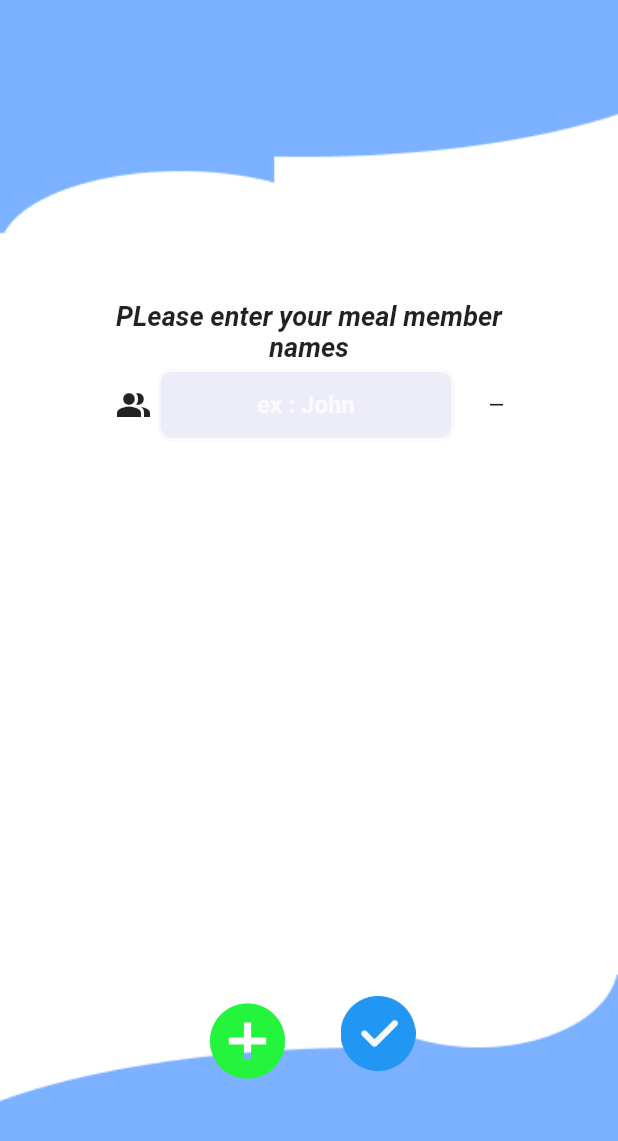
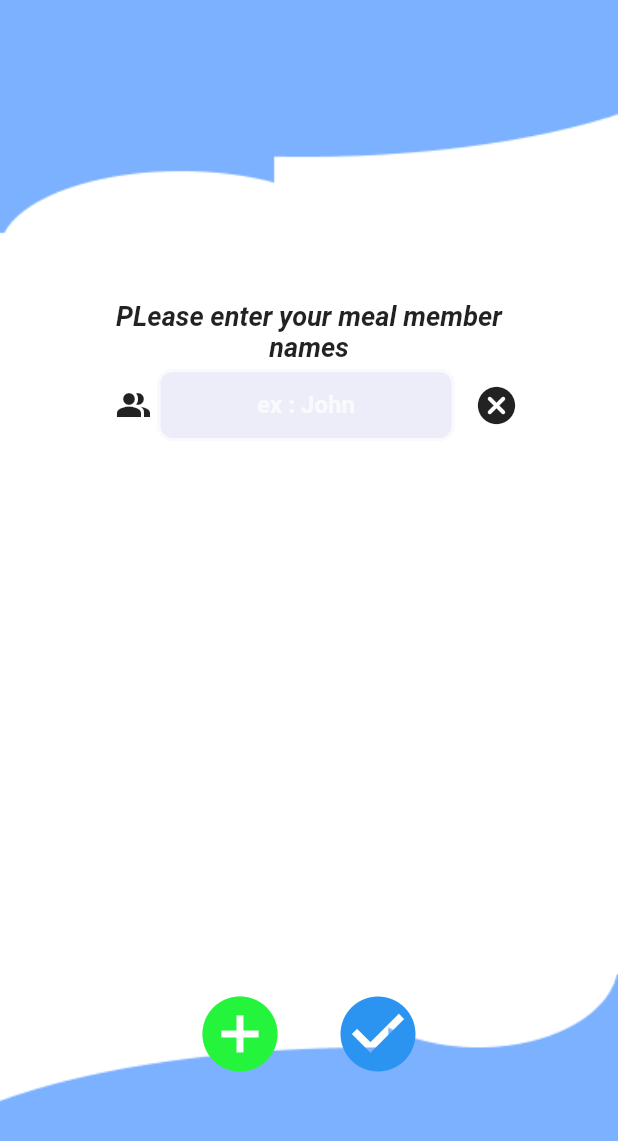
Before and after one commit to AbuShyedHemel/daily_calculation, a Flutter app: the screen it shows after launch, after a tap on the "add circle" icon, on a phone screen of 412 x 824 dp. Shown: the top 1141 px of the screen. Run offline on Flutter 3.47's test engine with Material 2 defaults, Android fonts, the phone set to English and light mode, and no system bars; our stand-ins replace get; Roboto replaces fonts that are missing (OpenSans).

Commit message:
Homepage V3

```diff
--- a/lib/main.dart
+++ b/lib/main.dart
@@ -1,8 +1,7 @@
-import 'package:dayly_calculation/view/homepage/homepage.dart';
 import 'package:flutter/material.dart';
 import 'package:get/get_navigation/get_navigation.dart';
 
-import 'view/memberinput/memberinput.dart';
+import 'view/homepage/memberinput.dart';
 
 void main() => runApp(const MyWidget());
 
--- a/lib/view/memberinput/memberinput.dart
+++ b/lib/view/homepage/memberinput.dart
@@ -3,6 +3,7 @@ import 'package:get/get.dart';
 
 import '../../controler/buttonwid/mybutton.dart';
 import '../../controler/textfieldwid/customtextfield.dart';
+import '../takenmeal/takenmeal.dart';
 
 class MemberInput extends StatefulWidget {
   const MemberInput({super.key});
@@ -80,8 +81,8 @@ class _MemberInputState extends State<MemberInput> {
                                     });
                                   },
                                   icon: const Icon(
-                                    Icons.remove,
-                                    size: 15,
+                                    Icons.cancel_rounded,
+                                    size: 30,
                                   ))
                             ]),
                       );
@@ -89,7 +90,7 @@ class _MemberInputState extends State<MemberInput> {
                   ),
                 ),
                 Padding(
-                  padding: const EdgeInsets.only(bottom: 110),
+                  padding: const EdgeInsets.only(bottom: 115),
                   child: Row(
                     mainAxisAlignment: MainAxisAlignment.center,
                     // crossAxisAlignment: CrossAxisAlignment.start,
@@ -104,15 +105,14 @@ class _MemberInputState extends State<MemberInput> {
                             color: Color.fromARGB(255, 37, 244, 61),
                           )),
                       ElevatedButton(
-                        style: buttonstyles,
-                        // ignore: avoid_print
-                        onPressed: () => print("Clicked"),
-                        child: Image.asset(
-                          'assets/icons/check.png',
-                          height: 50,
-                          width: 50,
-                        ),
-                      ),
+                          style: buttonstyles,
+                          // ignore: avoid_print
+                          onPressed: () => Get.to(const TakenMeal()) ,
+                          child: const Icon(
+                            Icons.check_circle,
+                            color: Color.fromARGB(255, 43, 148, 240),
+                            size: 60,
+                          )),
                     ],
                   ),
                 ),
```
Also changed, not shown: lib/view/homepage/homepage.dart (deleted, +0 -91 lines), lib/view/takenmeal/takenmeal.dart (added, +101 -0 lines).
